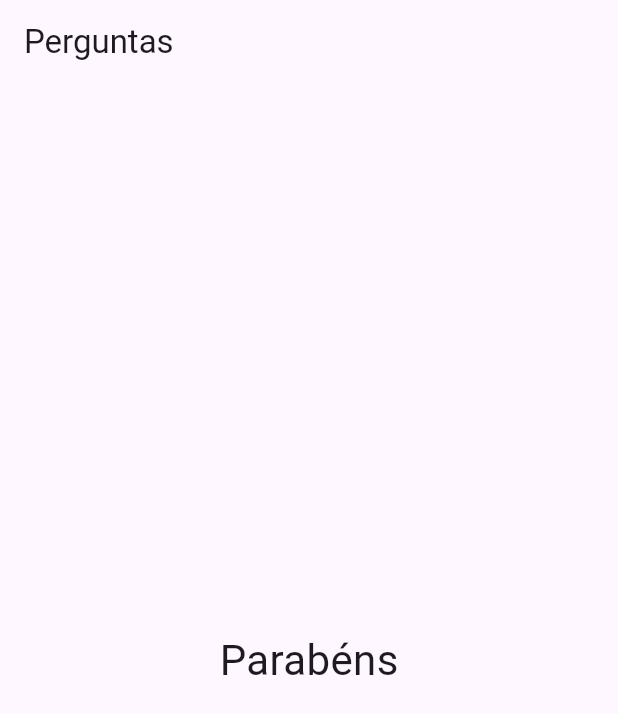
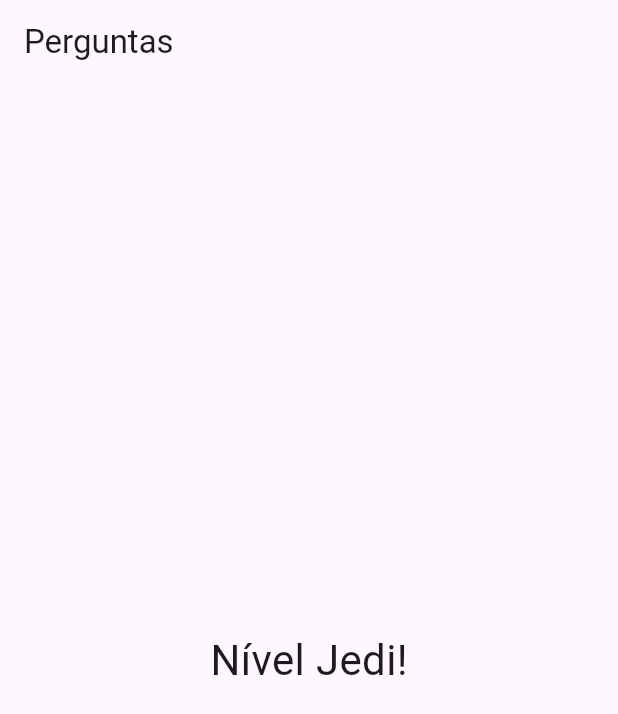
Before and after one commit to danillogoncalves/projeto_perguntas, a Flutter app: the screen it shows after launch, after a tap on "Preto", after a tap on "Cobra", after a tap on "Leo", on a phone screen of 412 x 824 dp. Shown: the top 714 px of the screen. Run offline on Flutter 3.47's test engine with Material 3 defaults, Android fonts, the phone set to English and light mode, and no system bars.

Commit message:
:sparkles: feat: Adicionada resposta mediante a pontuação obtida

```diff
--- a/lib/main.dart
+++ b/lib/main.dart
@@ -44,8 +44,6 @@ class _PerguntaAppState extends State<PerguntaApp> {
         _pontuacaoTotal += pontuacao;
       });
     }
-
-    print(_pontuacaoTotal);
   }
 
   bool get temPerguntaSeleciionada {
@@ -64,7 +62,7 @@ class _PerguntaAppState extends State<PerguntaApp> {
                 perguntas: _perguntas,
                 perguntaSelecionada: _perguntaSelecionada,
                 quantoResponder: _responder)
-            : Resultado(),
+            : Resultado(_pontuacaoTotal),
       ),
     );
   }
--- a/lib/resultado.dart
+++ b/lib/resultado.dart
@@ -1,13 +1,29 @@
 import 'package:flutter/material.dart';
 
 class Resultado extends StatelessWidget {
+  final int pontuacao;
+
+  Resultado(this.pontuacao);
+
+  String get fraseResultado {
+    if (pontuacao < 8) {
+      return 'Parabéns!';
+    } else if (pontuacao < 12) {
+      return 'Você é bom!';
+    } else if (pontuacao < 16) {
+      return 'Impressionante!';
+    } else
+    {
+      return 'Nível Jedi!';
+    }
+  }
 
   @override
   Widget build(BuildContext context) {
-    return const Center(
+    return Center(
       child: Text(
-          'Parabéns',
-          style: TextStyle(fontSize: 28),
+          fraseResultado,
+          style: const TextStyle(fontSize: 28),
         ),
     );
   }
```
